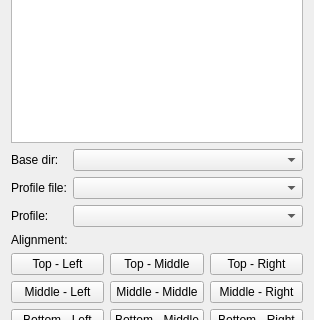
Before: the Qt Designer form freecad/FramesAndNodes/resources/panels/TaskFramesAndNodesProfilePlacer.ui in Creymore/FramesAndNodes, drawn with Qt 5; both pictures show x 0 to 314 and y 144 to 464 of the 314 by 619 pixel window.
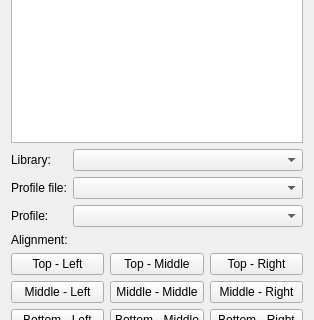
After: the same form once the commit is applied.

Diff of the .ui file:
```diff
--- a/freecad/FramesAndNodes/resources/panels/TaskFramesAndNodesProfilePlacer.ui
+++ b/freecad/FramesAndNodes/resources/panels/TaskFramesAndNodesProfilePlacer.ui
@@ -45,7 +45,7 @@
        <item>
         <widget class="QLabel" name="label_8">
          <property name="text">
-          <string>Base dir:</string>
+          <string>Library:</string>
          </property>
         </widget>
        </item>
```
Left out of the diff: 2 changed lines with no effect on the pictures.
